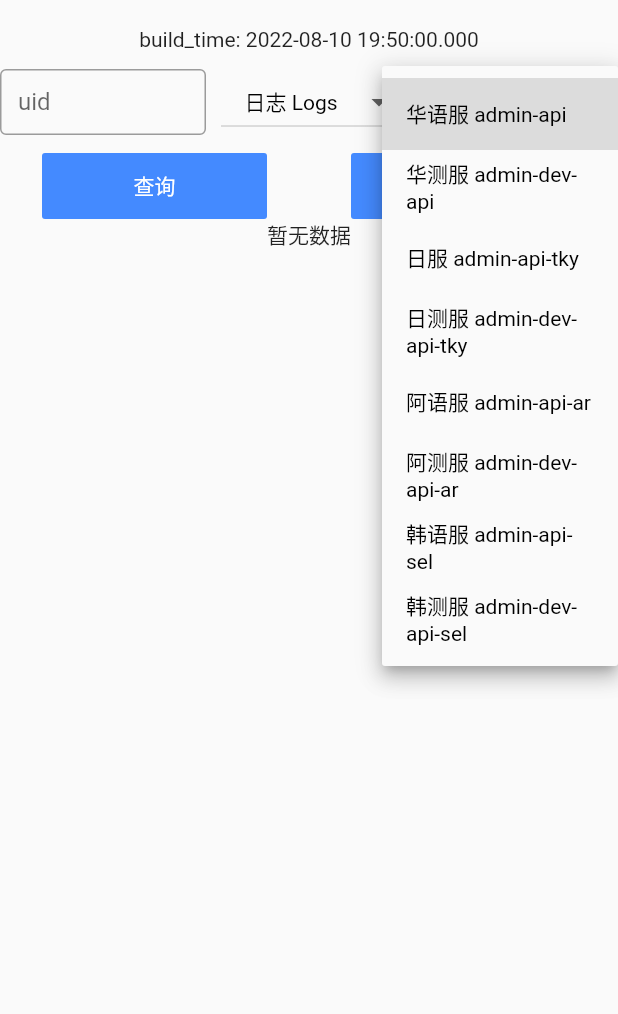
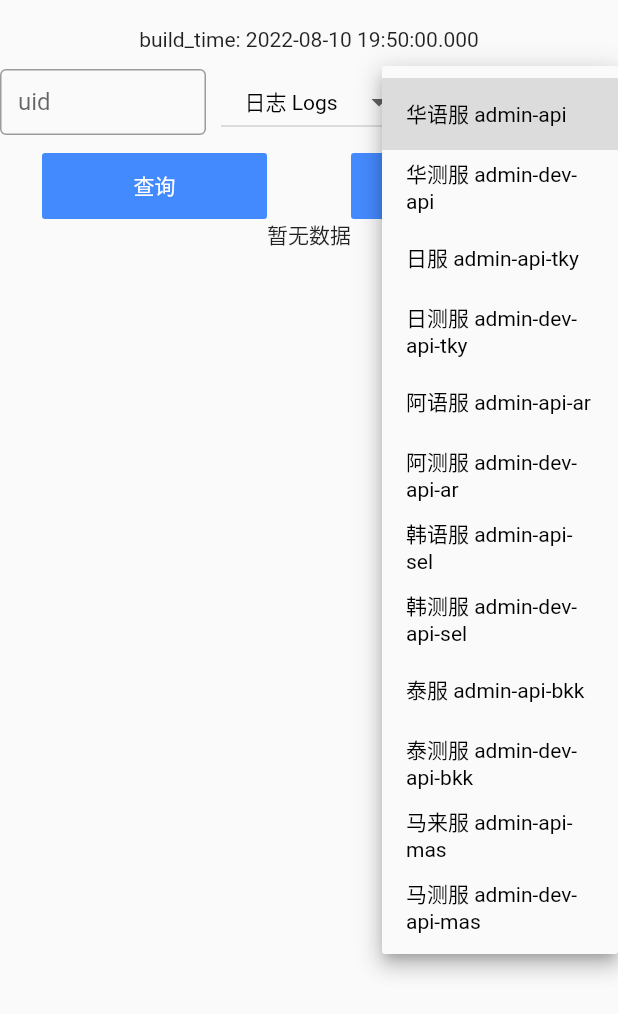
Before and after one commit to JimmyPeng4iOS/wp_log_manager, a Flutter app: the screen it shows after launch, after a tap on "华语服 admin-api", on a phone screen of 412 x 824 dp. Shown: the top 1014 px of the screen. Run offline on Flutter 3.47's test engine with Material 2 defaults, Android fonts, the light colour scheme and no system bars; our stand-ins replace dio, fluttertoast; missing offline and left inert: clipboard.

Commit message:
增加区服

```diff
--- a/lib/query_param_widget.dart
+++ b/lib/query_param_widget.dart
@@ -32,6 +32,10 @@ class _QueryParamWidgetState extends State<QueryParamWidget> {
     '阿测服 admin-dev-api-ar',
     '韩语服 admin-api-sel',
     '韩测服 admin-dev-api-sel',
+    '泰服 admin-api-bkk',
+    '泰测服 admin-dev-api-bkk',
+    '马来服 admin-api-mas',
+    '马测服 admin-dev-api-mas',
   ];
   String dropdownValue = '日志 Logs';
   String areaValue = '华语服 admin-api';
```
